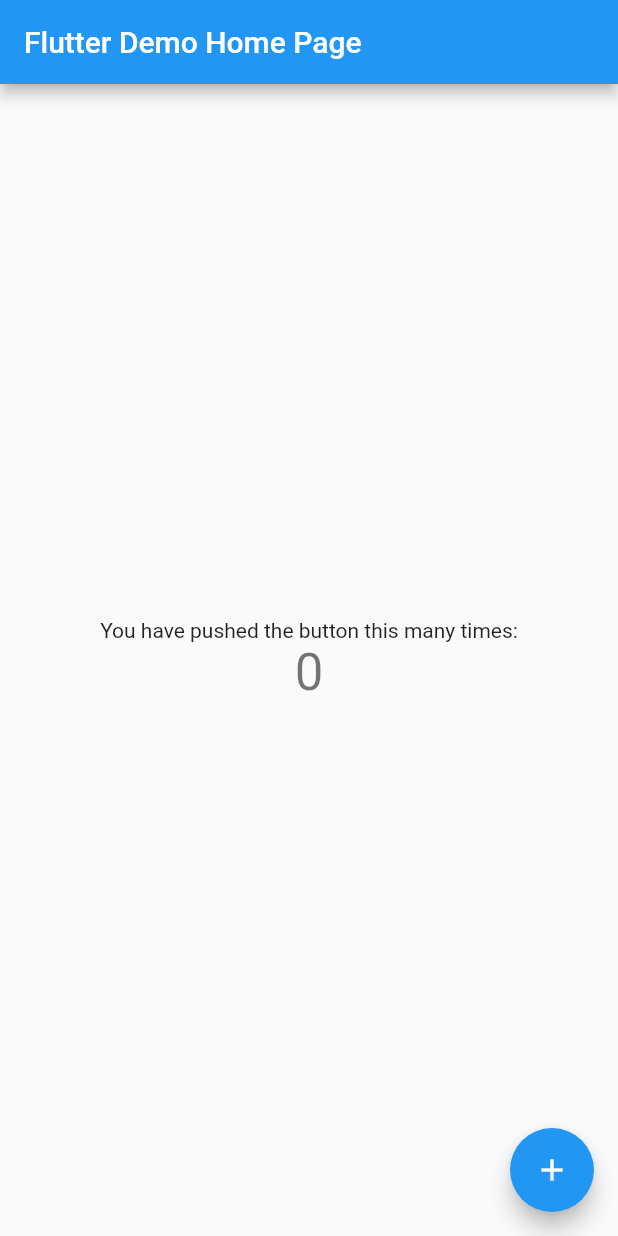
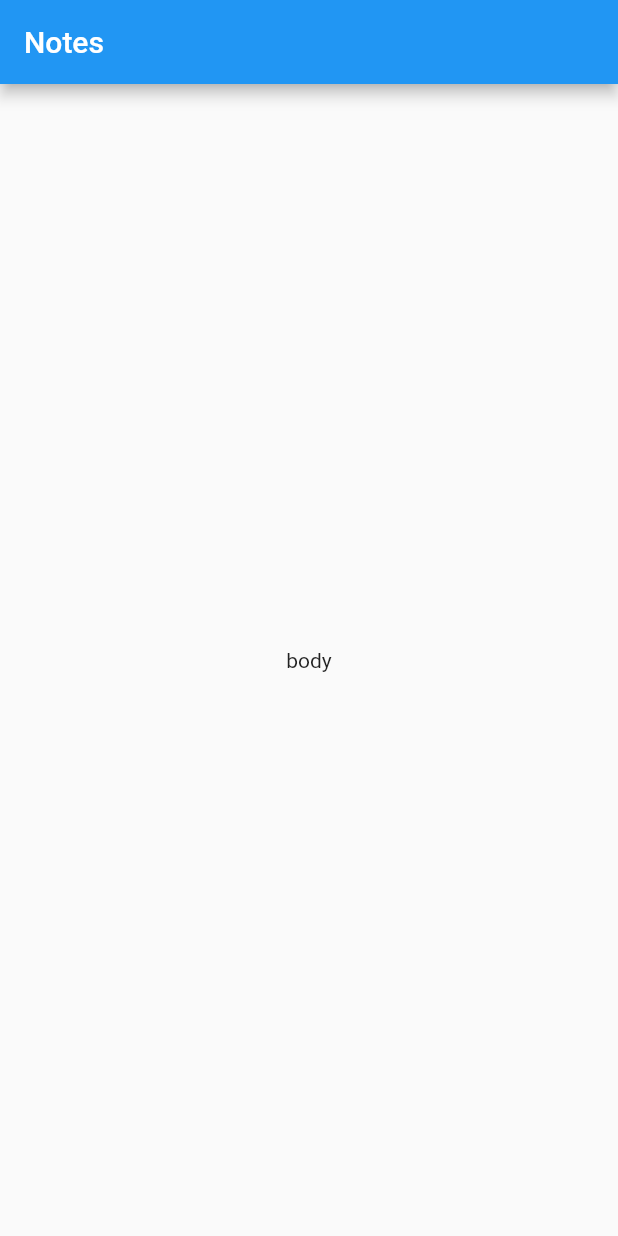
Before and after one commit to qrhfz/noteapp, a Flutter app: the screen it shows after launch, on a phone screen of 412 x 824 dp. Run offline on Flutter 3.47's test engine with Material 2 defaults, Android fonts, the phone set to English and light mode, and no system bars; our stand-ins replace get.

Commit message:
home page added and get material app

```diff
--- /dev/null
+++ b/analysis_options.yaml
@@ -0,0 +1 @@
+include: package:lint/analysis_options.yaml
--- a/lib/main.dart
+++ b/lib/main.dart
@@ -1,4 +1,6 @@
 import 'package:flutter/material.dart';
+import 'package:get/get.dart';
+import 'package:noteapp/views/pages/home_page.dart';
 
 void main() {
   runApp(MyApp());
@@ -7,59 +9,12 @@ void main() {
 class MyApp extends StatelessWidget {
   @override
   Widget build(BuildContext context) {
-    return MaterialApp(
+    return GetMaterialApp(
       title: 'Flutter Demo',
       theme: ThemeData(
         primarySwatch: Colors.blue,
       ),
-      home: MyHomePage(title: 'Flutter Demo Home Page'),
+      home: const HomePage(),
     );
   }
 }
-
-class MyHomePage extends StatefulWidget {
-  MyHomePage({Key? key, required this.title}) : super(key: key);
-
-  final String title;
-
-  @override
-  _MyHomePageState createState() => _MyHomePageState();
-}
-
-class _MyHomePageState extends State<MyHomePage> {
-  int _counter = 0;
-
-  void _incrementCounter() {
-    setState(() {
-      _counter++;
-    });
-  }
-
-  @override
-  Widget build(BuildContext context) {
-    return Scaffold(
-      appBar: AppBar(
-        title: Text(widget.title),
-      ),
-      body: Center(
-        child: Column(
-          mainAxisAlignment: MainAxisAlignment.center,
-          children: <Widget>[
-            Text(
-              'You have pushed the button this many times:',
-            ),
-            Text(
-              '$_counter',
-              style: Theme.of(context).textTheme.headline4,
-            ),
-          ],
-        ),
-      ),
-      floatingActionButton: FloatingActionButton(
-        onPressed: _incrementCounter,
-        tooltip: 'Increment',
-        child: Icon(Icons.add),
-      ),
-    );
-  }
-}
--- /dev/null
+++ b/lib/views/pages/home_page.dart
@@ -0,0 +1,17 @@
+import 'package:flutter/material.dart';
+
+class HomePage extends StatelessWidget {
+  const HomePage({Key? key}) : super(key: key);
+
+  @override
+  Widget build(BuildContext context) {
+    return Scaffold(
+      appBar: AppBar(
+        title: const Text('Notes'),
+      ),
+      body: const Center(
+        child: Text('body'),
+      ),
+    );
+  }
+}
--- a/pubspec.yaml
+++ b/pubspec.yaml
@@ -21,10 +21,11 @@ environment:
   sdk: ">=2.12.0 <3.0.0"
 
 dependencies:
+  cupertino_icons: ^1.0.2
   flutter:
     sdk: flutter
-  cupertino_icons: ^1.0.2
   get: ^4.1.4
+  lint: ^1.5.3
   sqflite: ^2.0.0+3
 
 dev_dependencies:
```
Also changed, not shown: pubspec.lock.
